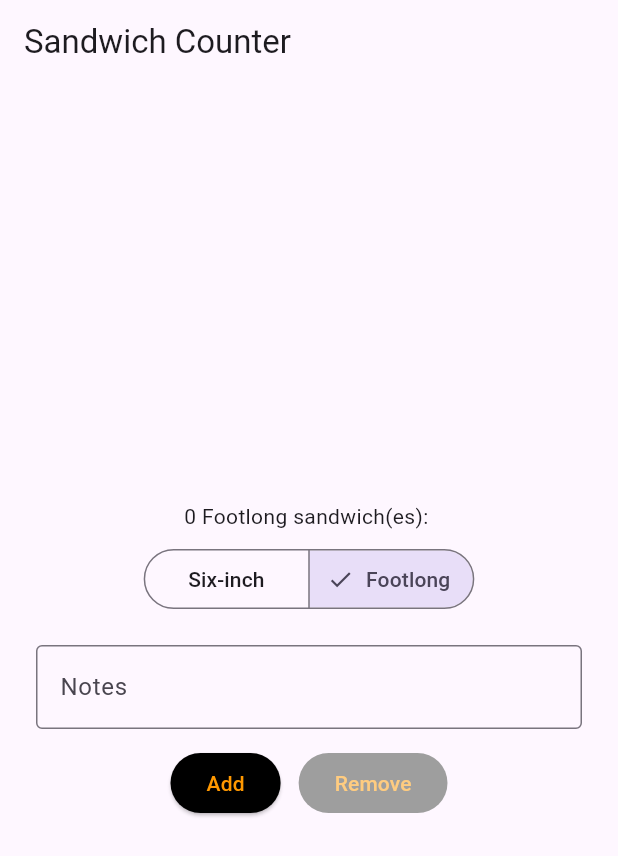
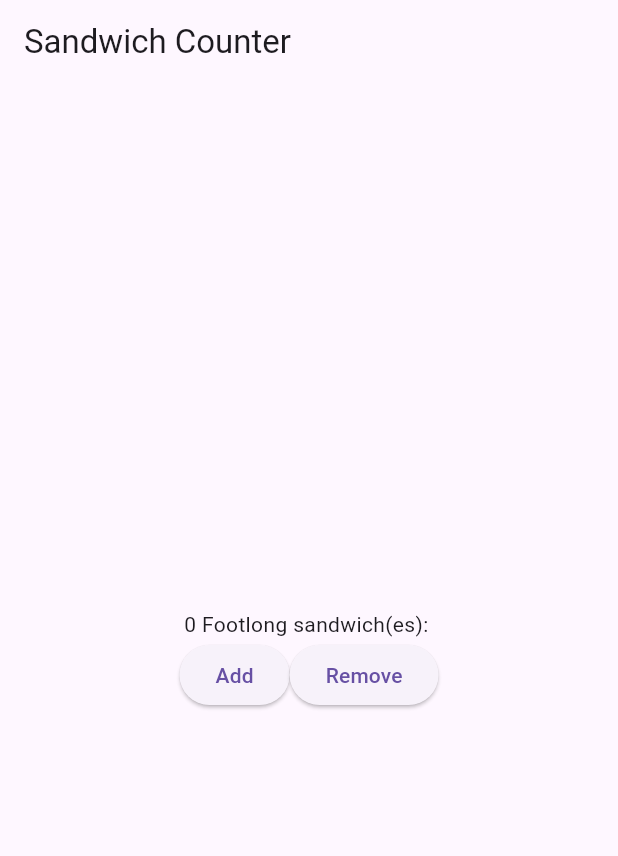
Before and after one commit to Creyas/flutter_application_1, a Flutter app: the screen it shows after launch, on a phone screen of 412 x 824 dp. Shown: the top 856 px of the screen. Run offline on Flutter 3.47's test engine with Material 3 defaults, Android fonts, the phone set to English and light mode, and no system bars.

```diff
--- a/lib/main.dart
+++ b/lib/main.dart
@@ -29,9 +29,6 @@ class OrderScreen extends StatefulWidget {
 
 class _OrderScreenState extends State<OrderScreen> {
   int _quantity = 0;
-  final TextEditingController _noteController = TextEditingController();
-  String _note = '';
-  SandwichSize _selectedSize = SandwichSize.footlong;
 
   void _increaseQuantity() {
     if (_quantity < widget.maxQuantity) {
@@ -46,81 +43,28 @@ class _OrderScreenState extends State<OrderScreen> {
   }
 
   @override
-  void initState() {
-    super.initState();
-    _noteController.addListener(() {
-      setState(() => _note = _noteController.text);
-    });
-  }
-
-  @override
-  void dispose() {
-    _noteController.dispose();
-    super.dispose();
-  }
-
-  @override
   Widget build(BuildContext context) {
     return Scaffold(
-      appBar: AppBar(title: const Text('Sandwich Counter')),
+      appBar: AppBar(
+        title: const Text('Sandwich Counter'),
+      ),
       body: Center(
         child: Column(
           mainAxisAlignment: MainAxisAlignment.center,
           children: <Widget>[
             OrderItemDisplay(
               _quantity,
-              _selectedSize == SandwichSize.footlong ? 'Footlong' : 'Six-inch',
+              'Footlong',
             ),
-            Padding(
-              padding: const EdgeInsets.symmetric(
-                horizontal: 24.0,
-                vertical: 8.0,
-              ),
-              child: SegmentedButton<SandwichSize>(
-                segments: const <ButtonSegment<SandwichSize>>[
-                  ButtonSegment(
-                    value: SandwichSize.sixInch,
-                    label: Text('Six-inch'),
-                  ),
-                  ButtonSegment(
-                    value: SandwichSize.footlong,
-                    label: Text('Footlong'),
-                  ),
-                ],
-                selected: <SandwichSize>{_selectedSize},
-                onSelectionChanged: (Set<SandwichSize> newSelection) {
-                  setState(() => _selectedSize = newSelection.first);
-                },
-              ),
-            ),
-            Padding(
-              padding: const EdgeInsets.symmetric(
-                horizontal: 24.0,
-                vertical: 12.0,
-              ),
-              child: TextField(
-                controller: _noteController,
-                decoration: const InputDecoration(
-                  border: OutlineInputBorder(),
-                  labelText: 'Notes',
-                  hintText: 'e.g., no onions, extra pickles',
-                ),
-                keyboardType: TextInputType.text,
-              ),
-            ),
-            if (_note.isNotEmpty) Text('Current note: $_note'),
             Row(
               mainAxisAlignment: MainAxisAlignment.center,
               children: [
-                StyledButton(
-                  onPressed: _quantity < widget.maxQuantity
-                      ? _increaseQuantity
-                      : null,
+                ElevatedButton(
+                  onPressed: _increaseQuantity,
                   child: const Text('Add'),
                 ),
-                const SizedBox(width: 12),
-                StyledButton(
-                  onPressed: _quantity > 0 ? _decreaseQuantity : null,
+                ElevatedButton(
+                  onPressed: _decreaseQuantity,
                   child: const Text('Remove'),
                 ),
               ],
@@ -143,27 +87,3 @@ class OrderItemDisplay extends StatelessWidget {
     return Text('$quantity $itemType sandwich(es): ${'🥪' * quantity}');
   }
 }
-
-/// Small styled button used across the screen.
-class StyledButton extends StatelessWidget {
-  final VoidCallback? onPressed;
-  final Widget child;
-
-  const StyledButton({super.key, required this.onPressed, required this.child});
-
-  @override
-  Widget build(BuildContext context) {
-    return ElevatedButton(
-      onPressed: onPressed,
-      style: ElevatedButton.styleFrom(
-        backgroundColor: Colors.black,
-        foregroundColor: Colors.orange,
-        disabledBackgroundColor: Colors.grey,
-        disabledForegroundColor: Colors.orange.shade200
-      ),
-      child: child,
-    );
-  }
-}
-
-enum SandwichSize { sixInch, footlong }
```
